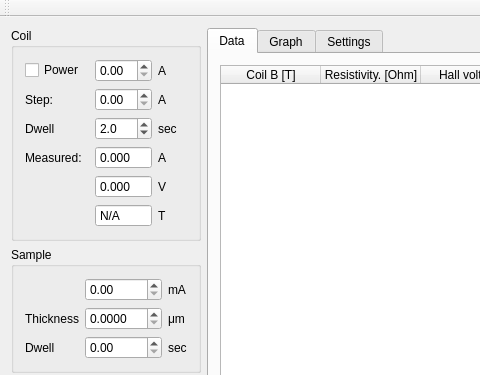
Before: the Qt Designer form src/mainwindow.ui in mBr001/hall, drawn with Qt 5; both pictures show x 0 to 480 and y 0 to 375 of the 801 by 615 pixel window.
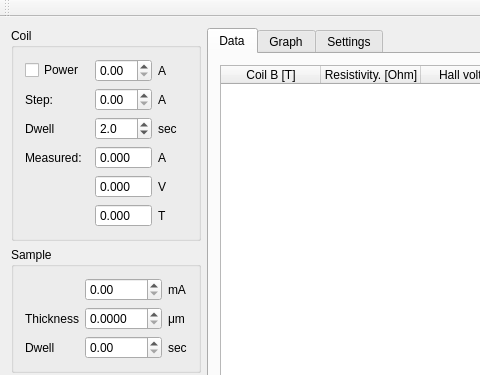
After: the same form once the commit is applied. Custom widgets are drawn as their Qt base class.

```diff
--- a/src/mainwindow.ui
+++ b/src/mainwindow.ui
@@ -177,6 +177,12 @@
              <property name="decimals">
               <number>3</number>
              </property>
+             <property name="minimum">
+              <double>-9.000000000000000</double>
+             </property>
+             <property name="maximum">
+              <double>9.990000000000000</double>
+             </property>
             </widget>
            </item>
           </layout>
```
Left out of the diff: 2 changed lines with no effect on the pictures.
